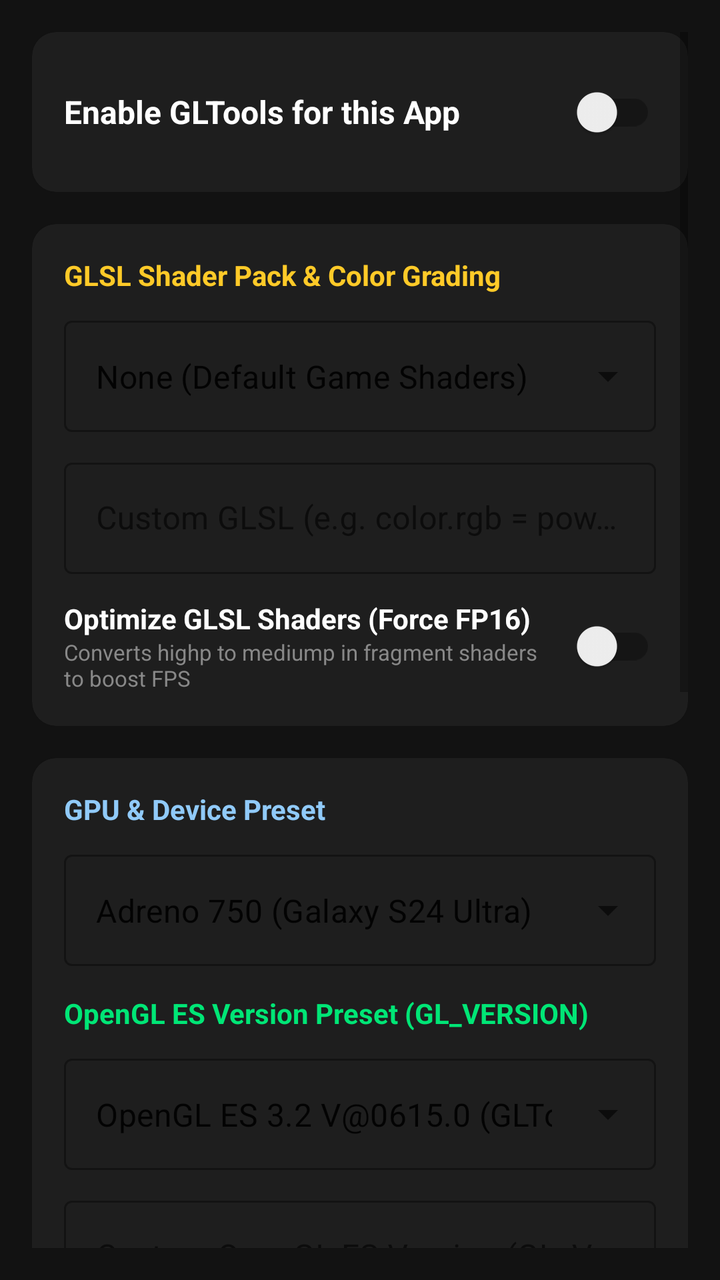
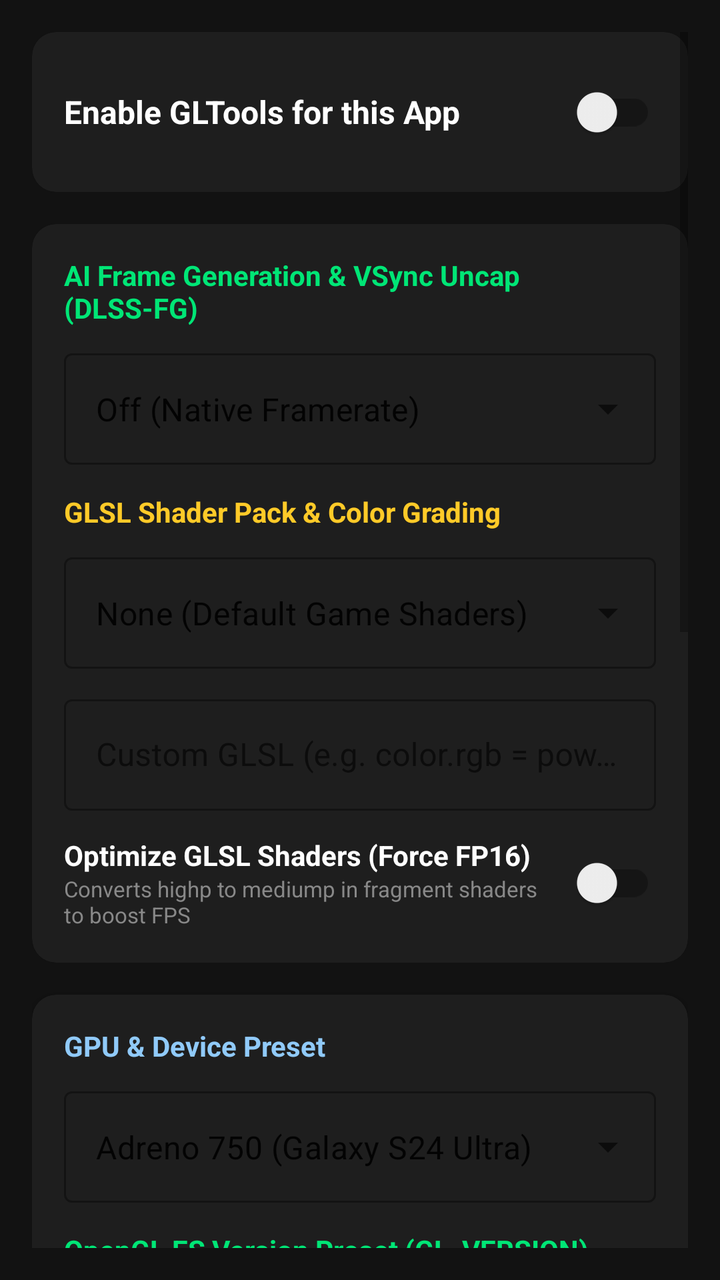

Compare the two renders of this Android layout. The source of the first and the diff that turns it into the second are given below.
<!-- AndroidManifest.xml: application theme Theme.GLTools -->
<!-- res/layout/activity_app_detail.xml -->
<?xml version="1.0" encoding="utf-8"?>
<ScrollView xmlns:android="http://schemas.android.com/apk/res/android"
    xmlns:app="http://schemas.android.com/apk/res-auto"
    android:layout_width="match_parent"
    android:layout_height="match_parent"
    android:background="#121212"
    android:padding="16dp">

    <LinearLayout
        android:layout_width="match_parent"
        android:layout_height="wrap_content"
        android:orientation="vertical">

        
        <com.google.android.material.card.MaterialCardView
            android:layout_width="match_parent"
            android:layout_height="wrap_content"
            android:layout_marginBottom="16dp"
            app:cardBackgroundColor="#1E1E1E"
            app:cardCornerRadius="12dp">

            <LinearLayout
                android:layout_width="match_parent"
                android:layout_height="wrap_content"
                android:orientation="horizontal"
                android:padding="16dp"
                android:gravity="center_vertical">

                <TextView
                    android:layout_width="0dp"
                    android:layout_height="wrap_content"
                    android:layout_weight="1"
                    android:text="Enable GLTools for this App"
                    android:textColor="#FFFFFF"
                    android:textSize="16sp"
                    android:textStyle="bold" />

                <androidx.appcompat.widget.SwitchCompat
                    android:id="@+id/switchActive"
                    android:layout_width="wrap_content"
                    android:layout_height="wrap_content" />
            </LinearLayout>
        </com.google.android.material.card.MaterialCardView>

        
        <com.google.android.material.card.MaterialCardView
            android:layout_width="match_parent"
            android:layout_height="wrap_content"
            android:layout_marginBottom="16dp"
            app:cardBackgroundColor="#1E1E1E"
            app:cardCornerRadius="12dp">

            <LinearLayout
                android:layout_width="match_parent"
                android:layout_height="wrap_content"
                android:orientation="vertical"
                android:padding="16dp">

                <TextView
                    android:layout_width="wrap_content"
                    android:layout_height="wrap_content"
                    android:text="GLSL Shader Pack &amp; Color Grading"
                    android:textColor="#FFCA28"
                    android:textSize="14sp"
                    android:textStyle="bold"
                    android:layout_marginBottom="8dp" />

                <com.google.android.material.textfield.TextInputLayout
                    android:layout_width="match_parent"
                    android:layout_height="wrap_content"
                    style="@style/Widget.MaterialComponents.TextInputLayout.OutlinedBox.ExposedDropdownMenu">

                    <AutoCompleteTextView
                        android:id="@+id/actvShaderPreset"
                        android:layout_width="match_parent"
                        android:layout_height="wrap_content"
                        android:inputType="none"
                        android:text="None (Default Game Shaders)" />
                </com.google.android.material.textfield.TextInputLayout>

                <com.google.android.material.textfield.TextInputLayout
                    android:layout_width="match_parent"
                    android:layout_height="wrap_content"
                    android:layout_marginTop="10dp"
                    android:hint="Custom GLSL (e.g. color.rgb = pow(color.rgb, vec3(0.85)) * 1.2;)"
                    style="@style/Widget.MaterialComponents.TextInputLayout.OutlinedBox">

                    <com.google.android.material.textfield.TextInputEditText
                        android:id="@+id/etCustomGlsl"
                        android:layout_width="match_parent"
                        android:layout_height="wrap_content" />
                </com.google.android.material.textfield.TextInputLayout>

                <LinearLayout
                    android:layout_width="match_parent"
                    android:layout_height="wrap_content"
                    android:orientation="horizontal"
                    android:layout_marginTop="12dp"
                    android:gravity="center_vertical">

                    <LinearLayout
                        android:layout_width="0dp"
                        android:layout_height="wrap_content"
                        android:layout_weight="1"
                        android:orientation="vertical">

                        <TextView
                            android:layout_width="wrap_content"
                            android:layout_height="wrap_content"
                            android:text="Optimize GLSL Shaders (Force FP16)"
                            android:textColor="#FFFFFF"
                            android:textSize="14sp"
                            android:textStyle="bold" />

                        <TextView
                            android:layout_width="wrap_content"
                            android:layout_height="wrap_content"
                            android:text="Converts highp to mediump in fragment shaders to boost FPS"
                            android:textColor="#888888"
                            android:textSize="11sp" />
                    </LinearLayout>

                    <androidx.appcompat.widget.SwitchCompat
                        android:id="@+id/switchFp16Shaders"
                        android:layout_width="wrap_content"
                        android:layout_height="wrap_content" />
                </LinearLayout>
            </LinearLayout>
        </com.google.android.material.card.MaterialCardView>

        
        <com.google.android.material.card.MaterialCardView
            android:layout_width="match_parent"
            android:layout_height="wrap_content"
            android:layout_marginBottom="16dp"
            app:cardBackgroundColor="#1E1E1E"
            app:cardCornerRadius="12dp">

            <LinearLayout
                android:layout_width="match_parent"
                android:layout_height="wrap_content"
                android:orientation="vertical"
                android:padding="16dp">

                <TextView
                    android:layout_width="wrap_content"
                    android:layout_height="wrap_content"
                    android:text="GPU &amp; Device Preset"
                    android:textColor="#90CAF9"
                    android:textSize="14sp"
                    android:textStyle="bold"
                    android:layout_marginBottom="8dp" />

                <com.google.android.material.textfield.TextInputLayout
                    android:layout_width="match_parent"
                    android:layout_height="wrap_content"
                    style="@style/Widget.MaterialComponents.TextInputLayout.OutlinedBox.ExposedDropdownMenu">

                    <AutoCompleteTextView
                        android:id="@+id/actvPreset"
                        android:layout_width="match_parent"
                        android:layout_height="wrap_content"
                        android:inputType="none"
                        android:text="Adreno 750 (Galaxy S24 Ultra)" />
                </com.google.android.material.textfield.TextInputLayout>

                <TextView
                    android:layout_width="wrap_content"
                    android:layout_height="wrap_content"
                    android:text="OpenGL ES Version Preset (GL_VERSION)"
                    android:textColor="#00E676"
                    android:textSize="14sp"
                    android:textStyle="bold"
                    android:layout_marginTop="14dp"
                    android:layout_marginBottom="8dp" />

                <com.google.android.material.textfield.TextInputLayout
                    android:layout_width="match_parent"
                    android:layout_height="wrap_content"
                    style="@style/Widget.MaterialComponents.TextInputLayout.OutlinedBox.ExposedDropdownMenu">

                    <AutoCompleteTextView
                        android:id="@+id/actvGlVersionPreset"
                        android:layout_width="match_parent"
                        android:layout_height="wrap_content"
                        android:inputType="none"
                        android:text="OpenGL ES 3.2 V@0615.0 (GLTools)" />
                </com.google.android.material.textfield.TextInputLayout>

                <com.google.android.material.textfield.TextInputLayout
                    android:layout_width="match_parent"
                    android:layout_height="wrap_content"
                    android:layout_marginTop="10dp"
                    android:hint="Custom OpenGL ES Version (GL_VERSION)"
                    style="@style/Widget.MaterialComponents.TextInputLayout.OutlinedBox">

                    <com.google.android.material.textfield.TextInputEditText
                        android:id="@+id/etVersion"
                        android:layout_width="match_parent"
                        android:layout_height="wrap_content" />
                </com.google.android.material.textfield.TextInputLayout>

                <com.google.android.material.textfield.TextInputLayout
                    android:layout_width="match_parent"
                    android:layout_height="wrap_content"
                    android:layout_marginTop="10dp"
                    android:hint="Custom GL_VENDOR"
                    style="@style/Widget.MaterialComponents.TextInputLayout.OutlinedBox">

                    <com.google.android.material.textfield.TextInputEditText
                        android:id="@+id/etVendor"
                        android:layout_width="match_parent"
                        android:layout_height="wrap_content" />
                </com.google.android.material.textfield.TextInputLayout>

                <com.google.android.material.textfield.TextInputLayout
                    android:layout_width="match_parent"
                    android:layout_height="wrap_content"
                    android:layout_marginTop="10dp"
                    android:hint="Custom GL_RENDERER"
                    style="@style/Widget.MaterialComponents.TextInputLayout.OutlinedBox">

                    <com.google.android.material.textfield.TextInputEditText
                        android:id="@+id/etRenderer"
                        android:layout_width="match_parent"
                        android:layout_height="wrap_content" />
                </com.google.android.material.textfield.TextInputLayout>

                <com.google.android.material.textfield.TextInputLayout
                    android:layout_width="match_parent"
                    android:layout_height="wrap_content"
                    android:layout_marginTop="10dp"
                    android:hint="Spoofed Device Model (ro.product.model)"
                    style="@style/Widget.MaterialComponents.TextInputLayout.OutlinedBox">

                    <com.google.android.material.textfield.TextInputEditText
                        android:id="@+id/etModel"
                        android:layout_width="match_parent"
                        android:layout_height="wrap_content" />
                </com.google.android.material.textfield.TextInputLayout>
            </LinearLayout>
        </com.google.android.material.card.MaterialCardView>

        
        <com.google.android.material.card.MaterialCardView
            android:layout_width="match_parent"
            android:layout_height="wrap_content"
            android:layout_marginBottom="16dp"
            app:cardBackgroundColor="#1E1E1E"
            app:cardCornerRadius="12dp">

            <LinearLayout
                android:layout_width="match_parent"
                android:layout_height="wrap_content"
                android:orientation="vertical"
                android:padding="16dp">

                <TextView
                    android:layout_width="wrap_content"
                    android:layout_height="wrap_content"
                    android:text="Render Resolution Scaling"
                    android:textColor="#90CAF9"
                    android:textSize="14sp"
                    android:textStyle="bold" />

                <TextView
                    android:id="@+id/tvResolutionValue"
                    android:layout_width="wrap_content"
                    android:layout_height="wrap_content"
                    android:text="100% (Native)"
                    android:textColor="#CCCCCC"
                    android:layout_marginTop="4dp" />

                <SeekBar
                    android:id="@+id/sbResolution"
                    android:layout_width="match_parent"
                    android:layout_height="wrap_content"
                    android:max="100"
                    android:progress="100"
                    android:layout_marginTop="12dp" />
            </LinearLayout>
        </com.google.android.material.card.MaterialCardView>

        
        <com.google.android.material.card.MaterialCardView
            android:layout_width="match_parent"
            android:layout_height="wrap_content"
            android:layout_marginBottom="24dp"
            app:cardBackgroundColor="#1E1E1E"
            app:cardCornerRadius="12dp">

            <LinearLayout
                android:layout_width="match_parent"
                android:layout_height="wrap_content"
                android:orientation="horizontal"
                android:padding="16dp"
                android:gravity="center_vertical">

                <LinearLayout
                    android:layout_width="0dp"
                    android:layout_height="wrap_content"
                    android:layout_weight="1"
                    android:orientation="vertical">

                    <TextView
                        android:layout_width="wrap_content"
                        android:layout_height="wrap_content"
                        android:text="Optimize Textures (16-bit)"
                        android:textColor="#FFFFFF"
                        android:textSize="15sp"
                        android:textStyle="bold" />

                    <TextView
                        android:layout_width="wrap_content"
                        android:layout_height="wrap_content"
                        android:text="Lowers VRAM usage for smoother gameplay"
                        android:textColor="#888888"
                        android:textSize="12sp" />
                </LinearLayout>

                <androidx.appcompat.widget.SwitchCompat
                    android:id="@+id/switchTextures"
                    android:layout_width="wrap_content"
                    android:layout_height="wrap_content" />
            </LinearLayout>
        </com.google.android.material.card.MaterialCardView>

        <com.google.android.material.button.MaterialButton
            android:id="@+id/btnSave"
            android:layout_width="match_parent"
            android:layout_height="54dp"
            android:text="Apply Profile to Zygisk"
            app:cornerRadius="8dp" />
    </LinearLayout>
</ScrollView>
<!-- resources referenced by this layout -->
<resources>
  <style name="Theme.GLTools" parent="Theme.MaterialComponents.DayNight.NoActionBar">
          <item name="colorPrimary">#2196F3</item>
          <item name="colorPrimaryVariant">#1976D2</item>
          <item name="colorOnPrimary">#FFFFFF</item>
          <item name="android:windowBackground">#121212</item>
      </style>
</resources>

<!-- the commit's change to res/layout/activity_app_detail.xml (unified diff, before → after) -->
@@ -59,10 +59,33 @@
                 <TextView
                     android:layout_width="wrap_content"
                     android:layout_height="wrap_content"
+                    android:text="AI Frame Generation &amp; VSync Uncap (DLSS-FG)"
+                    android:textColor="#00E676"
+                    android:textSize="14sp"
+                    android:textStyle="bold"
+                    android:layout_marginBottom="8dp" />
+
+                <com.google.android.material.textfield.TextInputLayout
+                    android:layout_width="match_parent"
+                    android:layout_height="wrap_content"
+                    style="@style/Widget.MaterialComponents.TextInputLayout.OutlinedBox.ExposedDropdownMenu">
+
+                    <AutoCompleteTextView
+                        android:id="@+id/actvFrameGenMode"
+                        android:layout_width="match_parent"
+                        android:layout_height="wrap_content"
+                        android:inputType="none"
+                        android:text="Off (Native Framerate)" />
+                </com.google.android.material.textfield.TextInputLayout>
+
+                <TextView
+                    android:layout_width="wrap_content"
+                    android:layout_height="wrap_content"
                     android:text="GLSL Shader Pack &amp; Color Grading"
                     android:textColor="#FFCA28"
                     android:textSize="14sp"
                     android:textStyle="bold"
+                    android:layout_marginTop="14dp"
                     android:layout_marginBottom="8dp" />
 
                 <com.google.android.material.textfield.TextInputLayout
